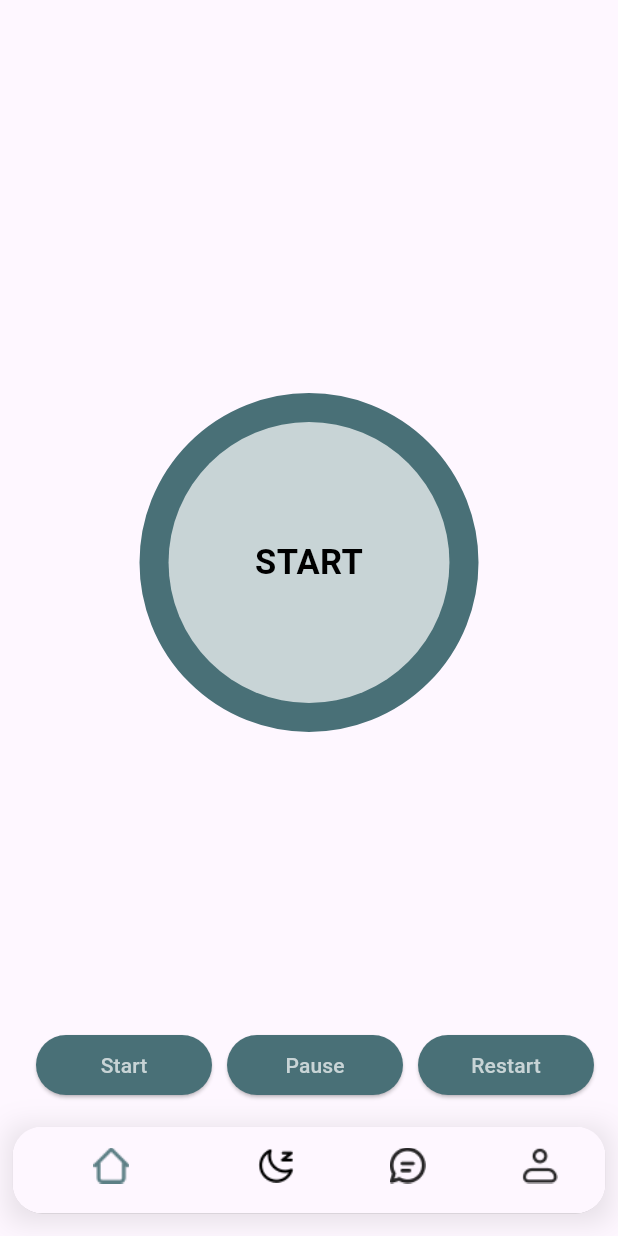
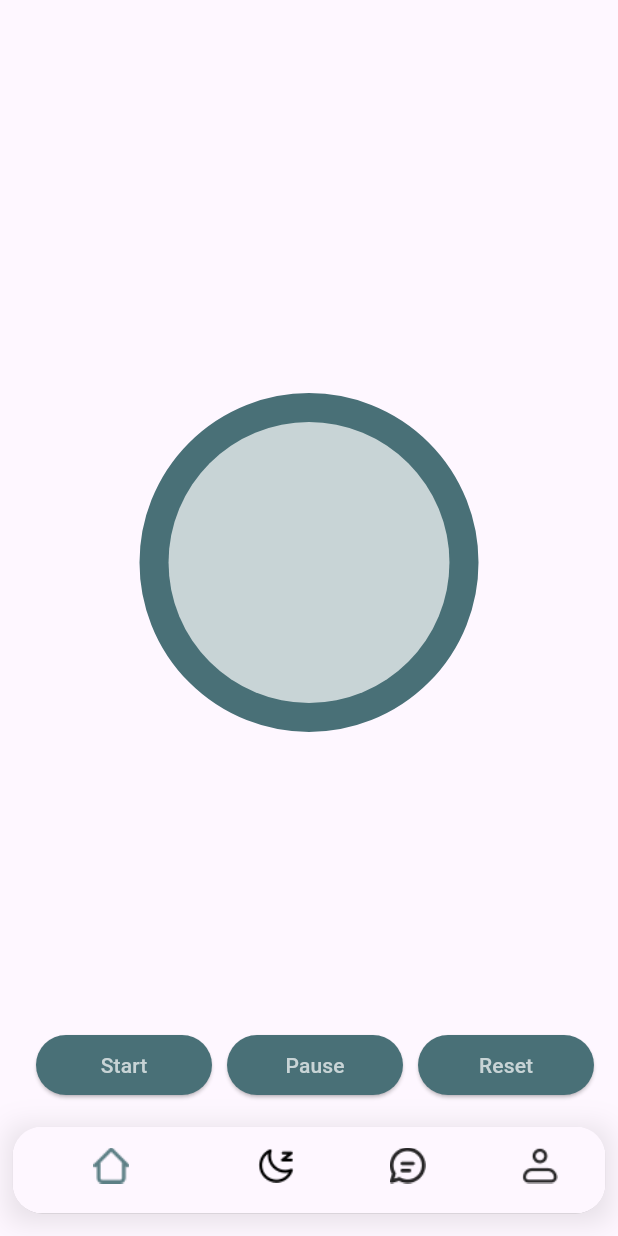
Before and after one commit to veskicha/MindfulStudent, a Flutter app: the CircularTimerPage screen opened by its route, on a phone screen of 412 x 824 dp. Run offline on Flutter 3.47's test engine with Material 3 defaults, Android fonts, the phone set to English and light mode, and no system bars; drawn by our look-alikes of circular_countdown_timer; our stand-ins replace audioplayers, firebase_core, firebase_messaging, fl_chart, flutter_spinkit, image_picker and 3 more; accounts and stored records are empty; network calls fail; statements that could not run were skipped.

Commit message:
fix(breathing-ex): Improvements

```diff
--- a/MindfulStudent/lib/screens/home/breath_screen.dart
+++ b/MindfulStudent/lib/screens/home/breath_screen.dart
@@ -79,8 +79,7 @@ class CircularTimerPageState extends State<CircularTimerPage> {
 
             if (duration.inSeconds == 0) {
               _counter = 0;
-              return "START";
-
+              return "";
             }
             else if (duration.inSeconds == 1) {
               _counter = 0;
@@ -156,9 +155,7 @@ class CircularTimerPageState extends State<CircularTimerPage> {
           ),
 
           _button(
-
-            title: "Restart",
-
+            title: "Reset",
             onPressed: () => {_controller.reset() , player.pause()},
 
           ),
```
